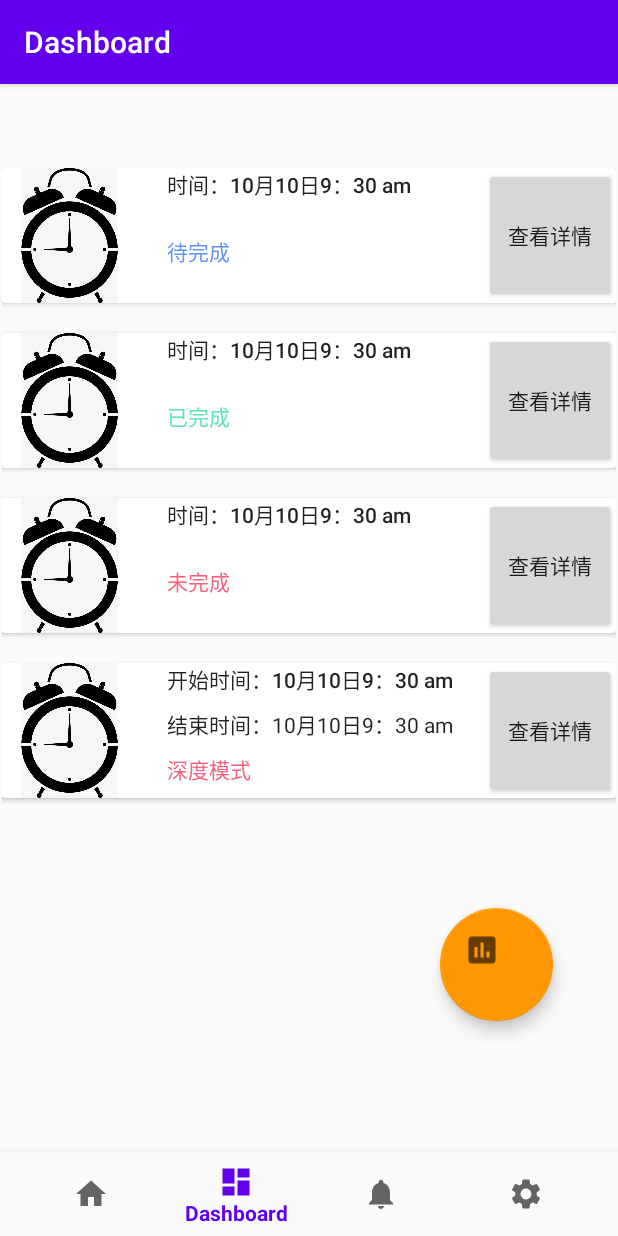
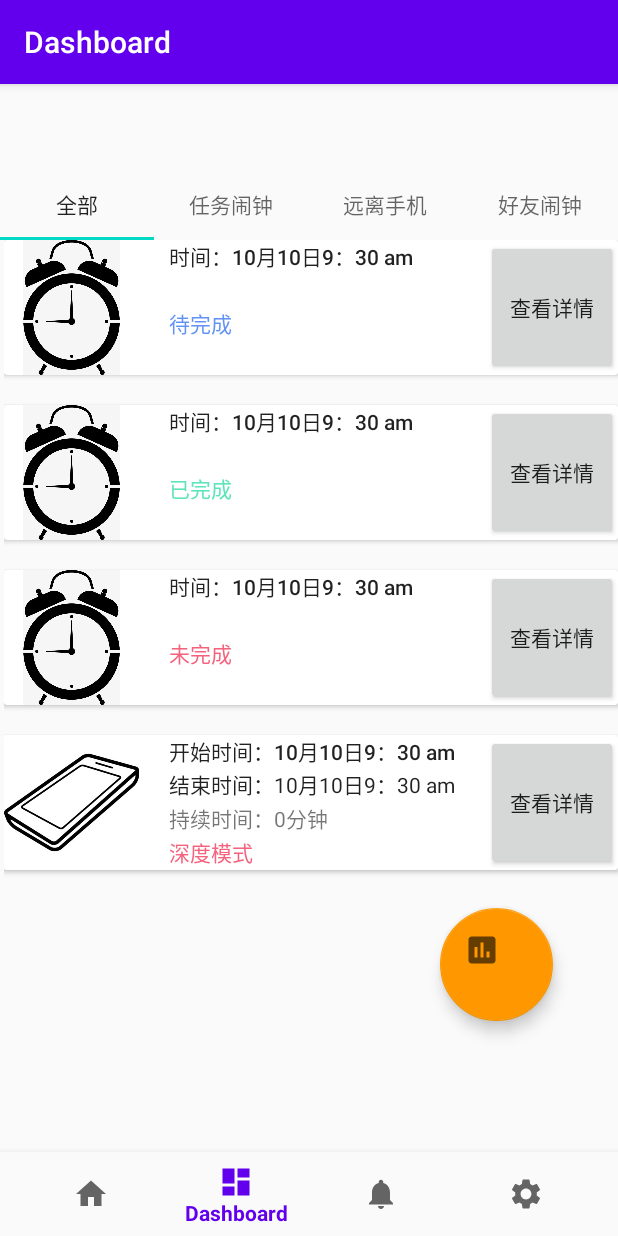
Before and after one commit to TimeMasterLuo/TimeManager, an Android app: the DashboardFragment screen opened through its navigation route, on a phone screen of 412 x 824 dp. Run offline under Robolectric (Android 15) with nearby library versions, the phone set to English and light mode, and no system bars; our stand-ins replace navigation-ui.

Commit message:
feat:dashborad添加修改-zmy

```diff
--- a/app/src/main/res/layout/fragment_dashboard.xml
+++ b/app/src/main/res/layout/fragment_dashboard.xml
@@ -5,6 +5,32 @@
     android:layout_width="match_parent"
     android:layout_height="match_parent"
     tools:context=".ui.dashboard.DashboardFragment">
+
+    <com.google.android.material.tabs.TabLayout
+        android:layout_width="match_parent"
+        android:layout_height="wrap_content">
+
+        <com.google.android.material.tabs.TabItem
+            android:layout_width="wrap_content"
+            android:layout_height="wrap_content"
+            android:text="全部" />
+
+        <com.google.android.material.tabs.TabItem
+            android:layout_width="wrap_content"
+            android:layout_height="wrap_content"
+            android:text="任务闹钟" />
+
+        <com.google.android.material.tabs.TabItem
+            android:layout_width="wrap_content"
+            android:layout_height="wrap_content"
+            android:text="远离手机" />
+
+        <com.google.android.material.tabs.TabItem
+            android:id="@+id/tabItem"
+            android:layout_width="wrap_content"
+            android:layout_height="wrap_content"
+            android:text="好友闹钟" />
+    </com.google.android.material.tabs.TabLayout>
 
     <TextView
         android:id="@+id/text_dashboard"
@@ -37,7 +63,9 @@
         android:id="@+id/scrollView2"
         android:layout_width="409dp"
         android:layout_height="602dp"
+        android:layout_marginTop="48dp"
         app:layout_constraintEnd_toEndOf="parent"
+        app:layout_constraintHorizontal_bias="1.0"
         app:layout_constraintStart_toStartOf="parent"
         app:layout_constraintTop_toTopOf="parent">
 
@@ -45,59 +73,6 @@
             android:layout_width="match_parent"
             android:layout_height="wrap_content"
             android:orientation="vertical">
-
-            <androidx.cardview.widget.CardView
-                android:layout_width="match_parent"
-                android:layout_height="match_parent"
-                android:layout_marginBottom="20dp"
-                android:layout_weight="1">
-
-                <androidx.gridlayout.widget.GridLayout
-                    android:layout_width="match_parent"
-                    android:layout_height="match_parent"
-                    app:rowCount="3">
-
-                    <ImageView
-                        android:id="@+id/imageView4"
-                        android:layout_width="90dp"
-                        android:layout_height="90dp"
-                        android:scaleType="fitCenter"
-                        android:src="@drawable/alarm" />
-
-                    <LinearLayout
-                        android:layout_weight="1"
-                        android:orientation="vertical"
-                        android:paddingLeft="20dp"
-                        android:visibility="visible"
-                        app:layout_gravity="fill"
-                        app:layout_rowWeight="4">
-
-                        <TextView
-                            android:id="@+id/textView4"
-                            android:layout_width="wrap_content"
-                            android:layout_height="wrap_content"
-                            android:layout_weight="1"
-                            android:text="时间：10月10日9：30 am"
-                            android:textAppearance="@style/TextAppearance.AppCompat.Body2" />
-
-                        <TextView
-                            android:id="@+id/textView6"
-                            android:layout_width="match_parent"
-                            android:layout_height="wrap_content"
-                            android:layout_weight="1"
-                            android:text="待完成"
-                            android:textColor="#6293F4" />
-
-                    </LinearLayout>
-
-                    <Button
-                        android:id="@+id/button2"
-                        android:layout_weight="1"
-                        android:text="查看详情"
-                        app:layout_rowWeight="4" />
-                </androidx.gridlayout.widget.GridLayout>
-
-            </androidx.cardview.widget.CardView>
 
             <androidx.cardview.widget.CardView
                 android:layout_width="match_parent"
@@ -134,17 +109,70 @@
                             android:textAppearance="@style/TextAppearance.AppCompat.Body2" />
 
                         <TextView
-                            android:id="@+id/textView3"
+                            android:id="@+id/textView2"
                             android:layout_width="match_parent"
                             android:layout_height="wrap_content"
                             android:layout_weight="1"
-                            android:text="已完成"
-                            android:textColor="#5EE4BA"/>
+                            android:text="待完成"
+                            android:textColor="#6293F4" />
 
                     </LinearLayout>
 
                     <Button
                         android:id="@+id/button1"
+                        android:layout_weight="1"
+                        android:text="查看详情"
+                        app:layout_rowWeight="4" />
+                </androidx.gridlayout.widget.GridLayout>
+
+            </androidx.cardview.widget.CardView>
+
+            <androidx.cardview.widget.CardView
+                android:layout_width="match_parent"
+                android:layout_height="match_parent"
+                android:layout_marginBottom="20dp"
+                android:layout_weight="1">
+
+                <androidx.gridlayout.widget.GridLayout
+                    android:layout_width="match_parent"
+                    android:layout_height="match_parent"
+                    app:rowCount="3">
+
+                    <ImageView
+                        android:id="@+id/imageView2"
+                        android:layout_width="90dp"
+                        android:layout_height="90dp"
+                        android:scaleType="fitCenter"
+                        android:src="@drawable/alarm" />
+
+                    <LinearLayout
+                        android:layout_weight="1"
+                        android:orientation="vertical"
+                        android:paddingLeft="20dp"
+                        android:visibility="visible"
+                        app:layout_gravity="fill"
+                        app:layout_rowWeight="4">
+
+                        <TextView
+                            android:id="@+id/textView3"
+                            android:layout_width="wrap_content"
+                            android:layout_height="wrap_content"
+                            android:layout_weight="1"
+                            android:text="时间：10月10日9：30 am"
+                            android:textAppearance="@style/TextAppearance.AppCompat.Body2" />
+
+                        <TextView
+                            android:id="@+id/textView4"
+                            android:layout_width="match_parent"
+                            android:layout_height="wrap_content"
+                            android:layout_weight="1"
+                            android:text="已完成"
+                            android:textColor="#5EE4BA" />
+
+                    </LinearLayout>
+
+                    <Button
+                        android:id="@+id/button2"
                         android:layout_height="wrap_content"
                         android:layout_weight="1"
                         android:text="查看详情"
@@ -166,7 +194,7 @@
                     app:rowCount="3">
 
                     <ImageView
-                        android:id="@+id/imageView4"
+                        android:id="@+id/imageView3"
                         android:layout_width="90dp"
                         android:layout_height="90dp"
                         android:scaleType="fitCenter"
@@ -181,7 +209,7 @@
                         app:layout_rowWeight="4">
 
                         <TextView
-                            android:id="@+id/textView4"
+                            android:id="@+id/textView5"
                             android:layout_width="wrap_content"
                             android:layout_height="wrap_content"
                             android:layout_weight="1"
@@ -194,12 +222,12 @@
                             android:layout_height="wrap_content"
                             android:layout_weight="1"
                             android:text="未完成"
-                            android:textColor="#F4627D"/>
+                            android:textColor="#F4627D" />
 
                     </LinearLayout>
 
                     <Button
-                        android:id="@+id/button2"
+                        android:id="@+id/button3"
                         android:layout_weight="1"
                         android:text="查看详情"
                         app:layout_rowWeight="4" />
@@ -222,9 +250,8 @@
                         android:id="@+id/imageView5"
                         android:layout_width="90dp"
                         android:layout_height="90dp"
-                        android:scaleType="fitCenter"
-                        android:src="@drawable/alarm"
-                        app:srcCompat="@drawable/awayphone" />
+                        android:layout_weight="1"
+                        android:src="@drawable/awayphone" />
 
                     <LinearLayout
                         android:layout_weight="1"
@@ -235,7 +262,7 @@
                         app:layout_rowWeight="4">
 
                         <TextView
-                            android:id="@+id/textView4"
+                            android:id="@+id/textView7"
                             android:layout_width="wrap_content"
                             android:layout_height="wrap_content"
                             android:layout_weight="1"
@@ -243,7 +270,7 @@
                             android:textAppearance="@style/TextAppearance.AppCompat.Body2" />
 
                         <TextView
-                            android:id="@+id/textView9"
+                            android:id="@+id/textView8"
                             android:layout_width="match_parent"
                             android:layout_height="wrap_content"
                             android:layout_weight="1"
@@ -251,7 +278,14 @@
                             android:textAppearance="@style/TextAppearance.AppCompat.Body1" />
 
                         <TextView
-                            android:id="@+id/textView6"
+                            android:id="@+id/textView9"
+                            android:layout_width="match_parent"
+                            android:layout_height="wrap_content"
+                            android:layout_weight="1"
+                            android:text="持续时间：0分钟" />
+
+                        <TextView
+                            android:id="@+id/textView10"
                             android:layout_width="match_parent"
                             android:layout_height="wrap_content"
                             android:layout_weight="1"
@@ -261,7 +295,7 @@
                     </LinearLayout>
 
                     <Button
-                        android:id="@+id/button2"
+                        android:id="@+id/button4"
                         android:layout_weight="1"
                         android:text="查看详情"
                         app:layout_rowWeight="4" />
```
